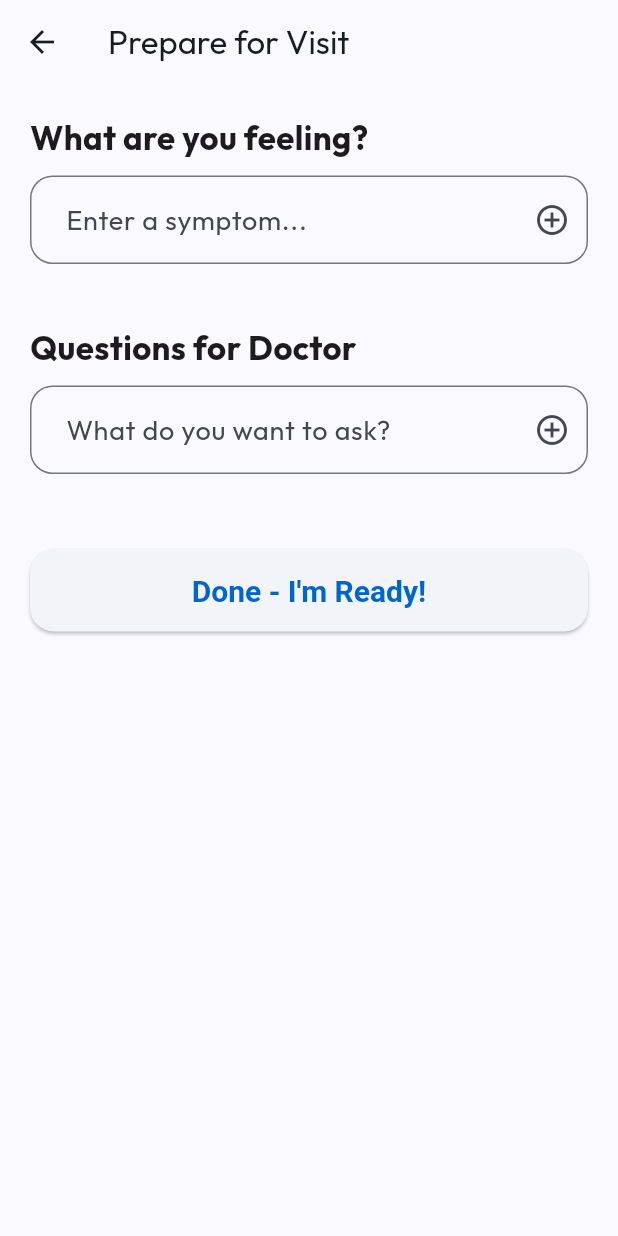
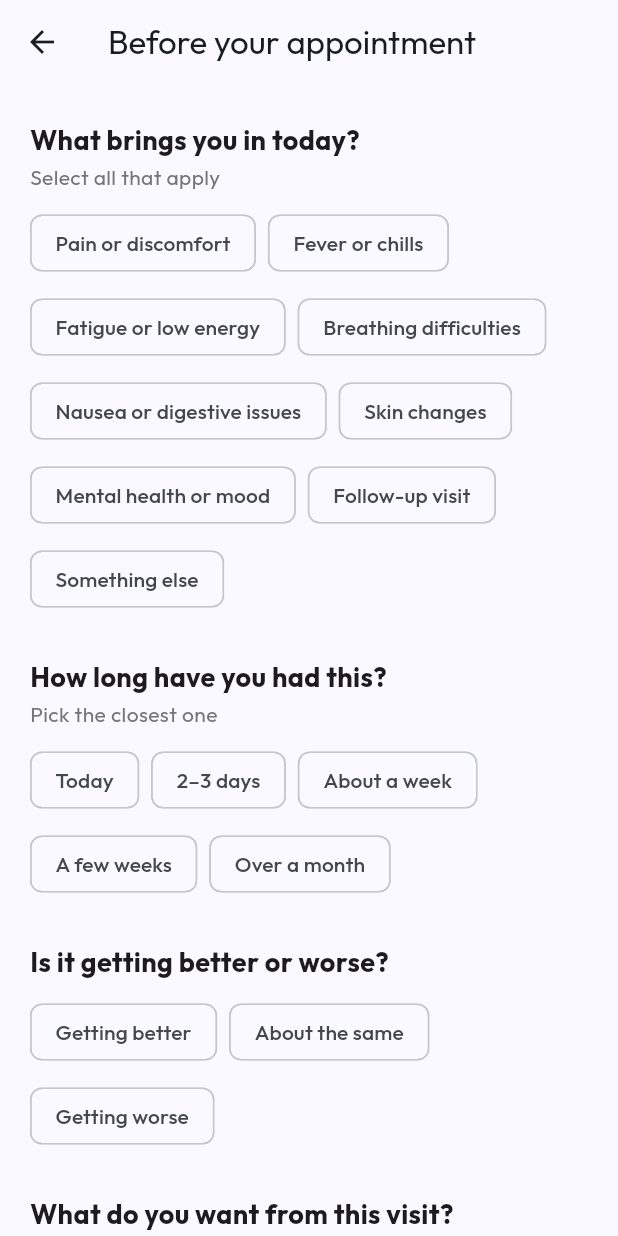
Before and after one commit to Chalmers-TRA460/2026-G3-Patient-Insights, a Flutter app: the PrepareVisitScreen screen opened directly, on a phone screen of 412 x 824 dp. Run offline on Flutter 3.47's test engine with Material 3 defaults, Android fonts, the phone set to English and light mode, and no system bars; our stand-ins replace cloud_firestore, firebase_auth, firebase_core, flutter_tts, get, google_fonts and 3 more; accounts and stored records are empty.

Commit message:
feat: replace pre-visit questionnaire with structured tap-only inputs
Redesign the before-appointment screen from open text fields to
chip-based multi/single-select questions so patients can complete
it without typing. Four questions replace the previous eight:
reason for visit, duration, symptom trend, and visit goal.

Co-Authored-By: Claude Sonnet 4.6 <noreply@anthropic.com>

```diff
--- a/digital_health/lib/controllers/health_controller.dart
+++ b/digital_health/lib/controllers/health_controller.dart
@@ -11,8 +11,10 @@ class HealthController extends GetxController {
   Rxn<Patient> patient = Rxn<Patient>();
   RxList<Map<String, dynamic>> consultations =
       <Map<String, dynamic>>[].obs;
-  RxList<String> symptoms = <String>[].obs;
-  RxList<String> questionsForDoctor = <String>[].obs;
+  RxList<String> visitReasons = <String>[].obs;
+  RxString duration = ''.obs;
+  RxString symptomTrend = ''.obs;
+  RxList<String> visitGoals = <String>[].obs;
   RxBool isLoading = false.obs;
 
   @override
@@ -125,16 +127,26 @@ class HealthController extends GetxController {
     return missing;
   }
 
-  void addSymptom(String s) {
-    if (s.isNotEmpty && !symptoms.contains(s)) symptoms.add(s);
+  void toggleVisitReason(String reason) {
+    if (visitReasons.contains(reason)) {
+      visitReasons.remove(reason);
+    } else {
+      visitReasons.add(reason);
+    }
   }
 
-  void removeSymptom(String s) => symptoms.remove(s);
-
-  void addQuestion(String q) {
-    if (q.isNotEmpty && !questionsForDoctor.contains(q))
-      questionsForDoctor.add(q);
+  void toggleVisitGoal(String goal) {
+    if (visitGoals.contains(goal)) {
+      visitGoals.remove(goal);
+    } else {
+      visitGoals.add(goal);
+    }
   }
 
-  void removeQuestion(String q) => questionsForDoctor.remove(q);
+  void clearVisitNotes() {
+    visitReasons.clear();
+    duration.value = '';
+    symptomTrend.value = '';
+    visitGoals.clear();
+  }
 }
--- a/digital_health/lib/screens/consultation_detail_screen.dart
+++ b/digital_health/lib/screens/consultation_detail_screen.dart
@@ -90,9 +90,8 @@ class ConsultationDetailScreen extends StatelessWidget {
             ),
             const SizedBox(height: 25),
 
-            // Patient Concerns
-            if ((consultation['symptoms'] != null && (consultation['symptoms'] as List).isNotEmpty) ||
-                (consultation['questions'] != null && (consultation['questions'] as List).isNotEmpty))
+            // Pre-visit notes
+            if (_hasPreVisitNotes(consultation))
               Container(
                 width: double.infinity,
                 padding: const EdgeInsets.all(20),
@@ -108,20 +107,32 @@ class ConsultationDetailScreen extends StatelessWidget {
                       children: [
                         Icon(Icons.assignment_ind_rounded, color: Color(0xFFC2410C)),
                         SizedBox(width: 10),
-                        Text('Patient Concerns', style: TextStyle(fontSize: 18, fontWeight: FontWeight.bold, color: Color(0xFFC2410C))),
+                        Text('Before the visit', style: TextStyle(fontSize: 18, fontWeight: FontWeight.bold, color: Color(0xFFC2410C))),
                       ],
                     ),
                     const SizedBox(height: 15),
-                    if (consultation['symptoms'] != null && (consultation['symptoms'] as List).isNotEmpty) ...[
-                      const Text('Symptoms Reported:', style: TextStyle(fontSize: 16, fontWeight: FontWeight.bold, color: Color(0xFF9A3412))),
+                    if (consultation['visitReasons'] != null && (consultation['visitReasons'] as List).isNotEmpty) ...[
+                      const Text('Reason for visit:', style: TextStyle(fontSize: 16, fontWeight: FontWeight.bold, color: Color(0xFF9A3412))),
                       const SizedBox(height: 5),
-                      Text(List<String>.from(consultation['symptoms']).join(', '), style: const TextStyle(fontSize: 16, height: 1.5)),
+                      Text(List<String>.from(consultation['visitReasons']).join(', '), style: const TextStyle(fontSize: 16, height: 1.5)),
                       const SizedBox(height: 12),
                     ],
-                    if (consultation['questions'] != null && (consultation['questions'] as List).isNotEmpty) ...[
-                      const Text('Questions Asked:', style: TextStyle(fontSize: 16, fontWeight: FontWeight.bold, color: Color(0xFF9A3412))),
+                    if (consultation['duration'] != null && (consultation['duration'] as String).isNotEmpty) ...[
+                      const Text('Duration:', style: TextStyle(fontSize: 16, fontWeight: FontWeight.bold, color: Color(0xFF9A3412))),
                       const SizedBox(height: 5),
-                      Text(List<String>.from(consultation['questions']).join(', '), style: const TextStyle(fontSize: 16, height: 1.5)),
+                      Text(consultation['duration'] as String, style: const TextStyle(fontSize: 16, height: 1.5)),
+                      const SizedBox(height: 12),
+                    ],
+                    if (consultation['symptomTrend'] != null && (consultation['symptomTrend'] as String).isNotEmpty) ...[
+                      const Text('Getting better or worse:', style: TextStyle(fontSize: 16, fontWeight: FontWeight.bold, color: Color(0xFF9A3412))),
+                      const SizedBox(height: 5),
+                      Text(consultation['symptomTrend'] as String, style: const TextStyle(fontSize: 16, height: 1.5)),
+                      const SizedBox(height: 12),
+                    ],
+                    if (consultation['visitGoals'] != null && (consultation['visitGoals'] as List).isNotEmpty) ...[
+                      const Text('Wanted from visit:', style: TextStyle(fontSize: 16, fontWeight: FontWeight.bold, color: Color(0xFF9A3412))),
+                      const SizedBox(height: 5),
+                      Text(List<String>.from(consultation['visitGoals']).join(', '), style: const TextStyle(fontSize: 16, height: 1.5)),
                     ],
                   ],
                 ),
@@ -131,6 +142,13 @@ class ConsultationDetailScreen extends StatelessWidget {
         ),
       ),
     );
+  }
+
+  bool _hasPreVisitNotes(Map<String, dynamic> c) {
+    return (c['visitReasons'] != null && (c['visitReasons'] as List).isNotEmpty) ||
+        (c['duration'] != null && (c['duration'] as String).isNotEmpty) ||
+        (c['symptomTrend'] != null && (c['symptomTrend'] as String).isNotEmpty) ||
+        (c['visitGoals'] != null && (c['visitGoals'] as List).isNotEmpty);
   }
 
   Widget _buildInfoSection(String title, String content) {
--- a/digital_health/lib/screens/prepare_visit_screen.dart
+++ b/digital_health/lib/screens/prepare_visit_screen.dart
@@ -5,77 +5,97 @@ import '../controllers/health_controller.dart';
 class PrepareVisitScreen extends StatelessWidget {
   const PrepareVisitScreen({super.key});
 
+  static const _visitReasons = [
+    'Pain or discomfort',
+    'Fever or chills',
+    'Fatigue or low energy',
+    'Breathing difficulties',
+    'Nausea or digestive issues',
+    'Skin changes',
+    'Mental health or mood',
+    'Follow-up visit',
+    'Something else',
+  ];
+
+  static const _durations = [
+    'Today',
+    '2–3 days',
+    'About a week',
+    'A few weeks',
+    'Over a month',
+  ];
+
+  static const _trends = [
+    'Getting better',
+    'About the same',
+    'Getting worse',
+  ];
+
+  static const _visitGoals = [
+    'Find out what\'s wrong',
+    'Get treatment or medication',
+    'Have test results explained',
+    'Review my medications',
+    'Get a referral',
+    'Just a routine check-up',
+  ];
+
   @override
   Widget build(BuildContext context) {
-    final HealthController controller = Get.find<HealthController>();
-    final TextEditingController symptomController = TextEditingController();
-    final TextEditingController questionController = TextEditingController();
+    final c = Get.find<HealthController>();
 
     return Scaffold(
-      appBar: AppBar(title: const Text('Prepare for Visit')),
+      appBar: AppBar(title: const Text('Before your appointment')),
       body: SingleChildScrollView(
-        padding: const EdgeInsets.all(20),
+        padding: const EdgeInsets.symmetric(horizontal: 20, vertical: 24),
         child: Column(
           crossAxisAlignment: CrossAxisAlignment.start,
           children: [
-            const Text('What are you feeling?', style: TextStyle(fontSize: 22, fontWeight: FontWeight.bold)),
-            const SizedBox(height: 10),
-            TextField(
-              controller: symptomController,
-              decoration: InputDecoration(
-                hintText: 'Enter a symptom...',
-                suffixIcon: IconButton(
-                  icon: const Icon(Icons.add_circle_outline),
-                  onPressed: () {
-                    controller.addSymptom(symptomController.text);
-                    symptomController.clear();
-                  },
-                ),
-                border: OutlineInputBorder(borderRadius: BorderRadius.circular(15)),
-              ),
-              style: const TextStyle(fontSize: 18),
+            _buildSection(
+              title: 'What brings you in today?',
+              subtitle: 'Select all that apply',
+              child: Obx(() => _buildFilterChips(
+                    options: _visitReasons,
+                    selected: c.visitReasons,
+                    onTap: c.toggleVisitReason,
+                  )),
             ),
-            const SizedBox(height: 10),
-            Obx(() => Wrap(
-              spacing: 8,
-              children: controller.symptoms.map((s) => Chip(
-                label: Text(s),
-                onDeleted: () => controller.removeSymptom(s),
-              )).toList(),
-            )),
 
-            const SizedBox(height: 30),
-            const Text('Questions for Doctor', style: TextStyle(fontSize: 22, fontWeight: FontWeight.bold)),
-            const SizedBox(height: 10),
-            TextField(
-              controller: questionController,
-              decoration: InputDecoration(
-                hintText: 'What do you want to ask?',
-                suffixIcon: IconButton(
-                  icon: const Icon(Icons.add_circle_outline),
-                  onPressed: () {
-                    controller.addQuestion(questionController.text);
-                    questionController.clear();
-                  },
-                ),
-                border: OutlineInputBorder(borderRadius: BorderRadius.circular(15)),
-              ),
-              style: const TextStyle(fontSize: 18),
+            _buildSection(
+              title: 'How long have you had this?',
+              subtitle: 'Pick the closest one',
+              child: Obx(() => _buildChoiceChips(
+                    options: _durations,
+                    selected: c.duration.value,
+                    onTap: (v) => c.duration.value = v,
+                  )),
             ),
-            const SizedBox(height: 10),
-            Obx(() => Column(
-              children: controller.questionsForDoctor.map((q) => ListTile(
-                title: Text(q, style: const TextStyle(fontSize: 18)),
-                trailing: IconButton(icon: const Icon(Icons.remove_circle_outline), onPressed: () => controller.removeQuestion(q)),
-              )).toList(),
-            )),
 
-            const SizedBox(height: 40),
+            _buildSection(
+              title: 'Is it getting better or worse?',
+              child: Obx(() => _buildChoiceChips(
+                    options: _trends,
+                    selected: c.symptomTrend.value,
+                    onTap: (v) => c.symptomTrend.value = v,
+                  )),
+            ),
+
+            _buildSection(
+              title: 'What do you want from this visit?',
+              subtitle: 'Select all that apply',
+              child: Obx(() => _buildFilterChips(
+                    options: _visitGoals,
+                    selected: c.visitGoals,
+                    onTap: c.toggleVisitGoal,
+                  )),
+            ),
+
+            const SizedBox(height: 16),
             SizedBox(
               width: double.infinity,
               child: ElevatedButton(
                 onPressed: () => Get.back(),
-                child: const Text('Done - I\'m Ready!'),
+                child: const Text("Done — I'm ready!"),
               ),
             ),
           ],
@@ -83,4 +103,65 @@ class PrepareVisitScreen extends StatelessWidget {
       ),
     );
   }
+
+  Widget _buildSection({
+    required String title,
+    String? subtitle,
+    required Widget child,
+  }) {
+    return Padding(
+      padding: const EdgeInsets.only(bottom: 28),
+      child: Column(
+        crossAxisAlignment: CrossAxisAlignment.start,
+        children: [
+          Text(title,
+              style: const TextStyle(
+                  fontSize: 18, fontWeight: FontWeight.bold)),
+          if (subtitle != null) ...[
+            const SizedBox(height: 2),
+            Text(subtitle,
+                style: TextStyle(fontSize: 14, color: Colors.grey[600])),
+          ],
+          const SizedBox(height: 10),
+          child,
+        ],
+      ),
+    );
+  }
+
+  Widget _buildFilterChips({
+    required List<String> options,
+    required RxList<String> selected,
+    required void Function(String) onTap,
+  }) {
+    return Wrap(
+      spacing: 8,
+      runSpacing: 8,
+      children: options
+          .map((o) => FilterChip(
+                label: Text(o),
+                selected: selected.contains(o),
+                onSelected: (_) => onTap(o),
+              ))
+          .toList(),
+    );
+  }
+
+  Widget _buildChoiceChips({
+    required List<String> options,
+    required String selected,
+    required void Function(String) onTap,
+  }) {
+    return Wrap(
+      spacing: 8,
+      runSpacing: 8,
+      children: options
+          .map((o) => ChoiceChip(
+                label: Text(o),
+                selected: selected == o,
+                onSelected: (_) => onTap(o),
+              ))
+          .toList(),
+    );
+  }
 }
--- a/digital_health/lib/services/ai_service.dart
+++ b/digital_health/lib/services/ai_service.dart
@@ -63,12 +63,21 @@ Patient Question: $question
   }
 
   static Future<String> summarizeConsultation(
-    String transcript,
-    List<String> symptoms,
-    List<String> questions,
-  ) async {
+    String transcript, {
+    List<String> visitReasons = const [],
+    String duration = '',
+    String symptomTrend = '',
+    List<String> visitGoals = const [],
+  }) async {
+    final preVisitContext = [
+      if (visitReasons.isNotEmpty) 'Reason for visit: ${visitReasons.join(', ')}',
+      if (duration.isNotEmpty) 'Duration: $duration',
+      if (symptomTrend.isNotEmpty) 'Trend: $symptomTrend',
+      if (visitGoals.isNotEmpty) 'Patient wanted to: ${visitGoals.join(', ')}',
+    ].join('\n');
+
     final prompt = '''
-Please summarize this doctor-patient consultation in clear, simple, and reassuring language for an elderly patient.
+Please summarize this doctor-patient consultation in clear, simple, and reassuring language for the patient.
 
 Focus on:
 1. What the doctor found
@@ -76,8 +85,8 @@ Focus on:
 3. Next steps and follow-up appointments
 4. Answers to the patient's concerns
 
-Symptoms the patient reported: ${symptoms.join(', ')}
-Questions the patient had: ${questions.join(', ')}
+What the patient prepared before the visit:
+$preVisitContext
 
 Full Consultation Transcript:
 $transcript
```
Also changed, not shown: digital_health/lib/screens/record_consultation_screen.dart (+9 -6 lines).
